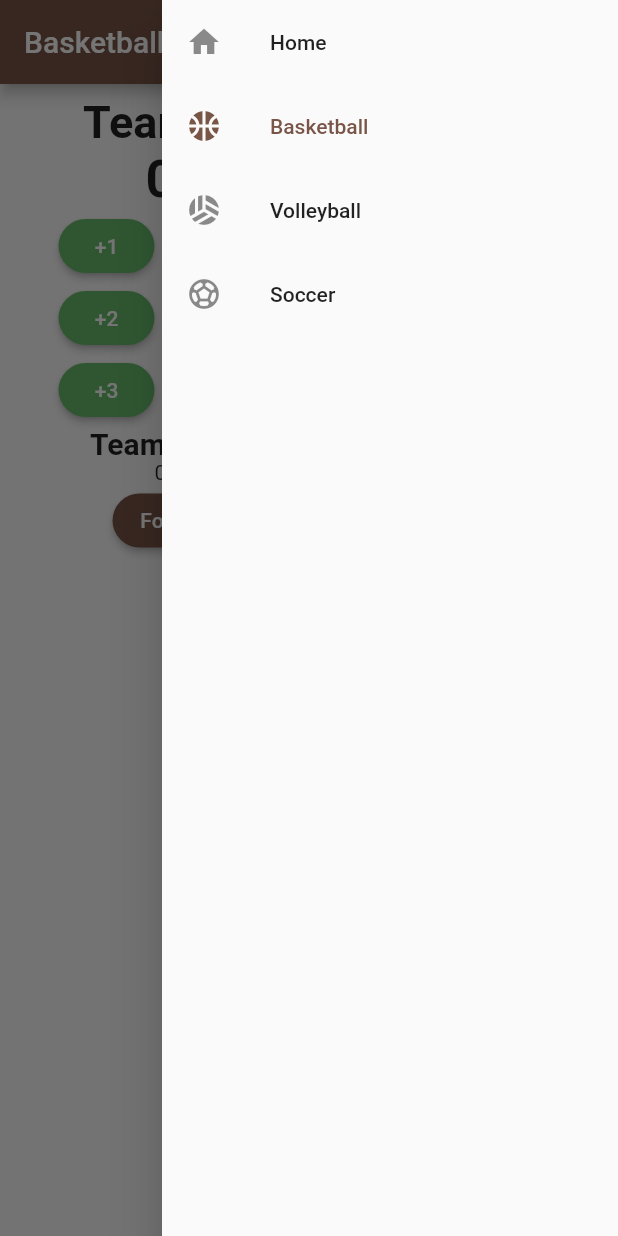
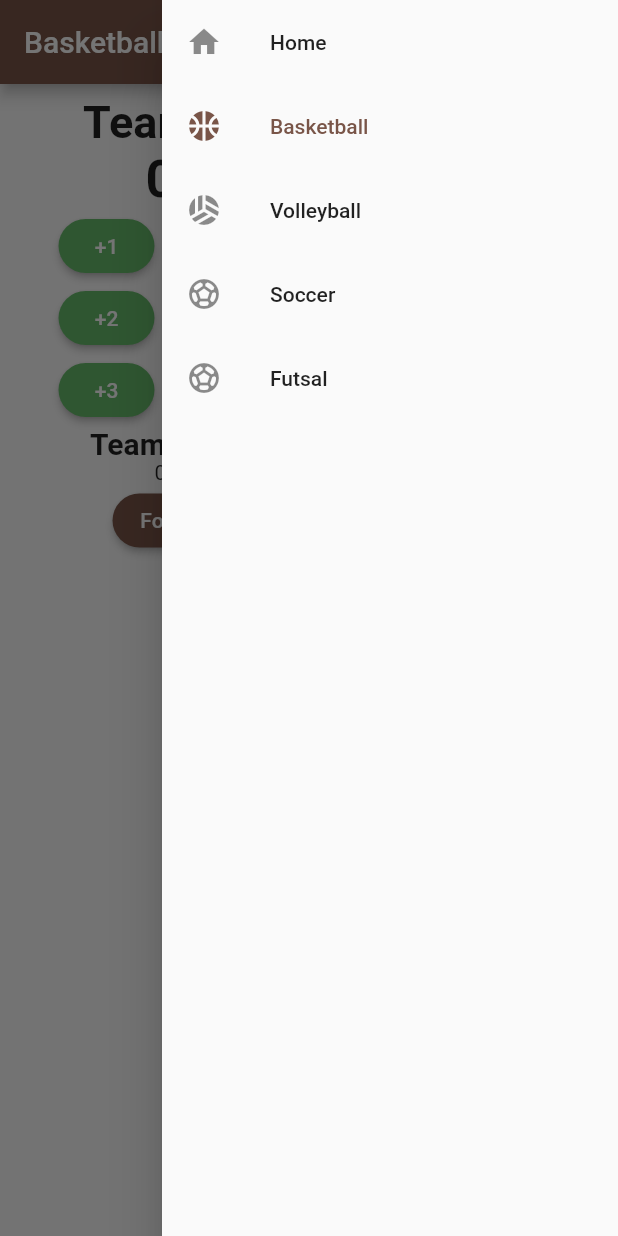
Before and after one commit to Methapon2001/rmutl-scoreboard, a Flutter app: the BasketballPage screen opened directly, with the side drawer open, on a phone screen of 412 x 824 dp. Run offline on Flutter 3.47's test engine with Material 2 defaults, Android fonts, the phone set to English and light mode, and no system bars.

Commit message:
Futsal page (#5)
* added soccer page

* small adjustment

* move to widget and input time

* adjustment

* edit button-foul

* added futsal page

```diff
--- /dev/null
+++ b/lib/models/futsal/foul.dart
@@ -0,0 +1,7 @@
+import 'package:scoreboard/models/foul.dart';
+
+class FoulFutsal extends Foul {
+  FoulFutsal(){
+    maxFoul = 5;
+  }
+}
--- /dev/null
+++ b/lib/models/futsal/quarter.dart
@@ -0,0 +1,7 @@
+import 'package:scoreboard/models/quarter.dart';
+
+class QuarterFutsal extends Quarter {
+  QuarterFutsal(){
+    maxQuarter = 2;
+  }
+}
--- /dev/null
+++ b/lib/models/futsal/score.dart
@@ -0,0 +1,3 @@
+import 'package:scoreboard/models/score.dart';
+
+class ScoreFutsal extends Score {}
--- a/lib/views/basketball.dart
+++ b/lib/views/basketball.dart
@@ -2,7 +2,6 @@ import 'package:flutter/material.dart';
 import 'package:provider/provider.dart';
 import 'package:scoreboard/widgets/menu.dart';
 import 'package:scoreboard/models/basketball/score.dart';
-import 'package:scoreboard/models/basketball/foul.dart';
 import 'package:scoreboard/widgets/button_score.dart';
 import 'package:scoreboard/widgets/button_foul.dart';
 import 'package:scoreboard/widgets/button_quarter.dart';
@@ -46,12 +45,6 @@ class _BasketballPageState extends State<BasketballPage> {
                           sport: 1, team: 1, increment: 2, decrement: 2),
                       const ButtonScore(
                           sport: 1, team: 1, increment: 3, decrement: 3),
-                      const Text(
-                        'Team Foul',
-                        style: TextStyle(
-                            fontSize: 20, fontWeight: FontWeight.bold),
-                      ),
-                      Text('${context.watch<FoulBasketball>().getFoulTeam1}'),
                       const ButtonFoul(sport: 1, team: 1),
                     ],
                   ),
@@ -69,19 +62,15 @@ class _BasketballPageState extends State<BasketballPage> {
                           sport: 1, team: 2, increment: 2, decrement: 2),
                       const ButtonScore(
                           sport: 1, team: 2, increment: 3, decrement: 3),
-                      const Text(
-                        'Team Foul',
-                        style: TextStyle(
-                            fontSize: 20, fontWeight: FontWeight.bold),
-                      ),
-                      Text('${context.watch<FoulBasketball>().getFoulTeam2}'),
                       const ButtonFoul(sport: 1, team: 2),
                     ],
                   ),
                 ],
               ),
               const ButtonQuarter(sport: 1),
-              const CountdownPage(time: 1200,),
+              const CountdownPage(
+                time: 1200,
+              ),
             ],
           ),
         ),
--- a/lib/widgets/button_foul.dart
+++ b/lib/widgets/button_foul.dart
@@ -1,6 +1,7 @@
 import 'package:flutter/material.dart';
 import 'package:provider/provider.dart';
 import 'package:scoreboard/models/basketball/foul.dart';
+import 'package:scoreboard/models/futsal/foul.dart';
 
 class ButtonFoul extends StatefulWidget {
   const ButtonFoul({Key? key, required this.sport, required this.team})
@@ -18,6 +19,17 @@ class _ButtonFoulState extends State<ButtonFoul> {
   Widget build(BuildContext context) {
     return Column(
       children: [
+        const Text(
+          'Team Foul',
+          style: TextStyle(fontSize: 20, fontWeight: FontWeight.bold),
+        ),
+        widget.sport == 1
+            ? Text(
+                '${widget.team == 1 ? context.watch<FoulBasketball>().getFoulTeam1 : context.watch<FoulBasketball>().getFoulTeam2}')
+            : widget.sport == 4
+                ? Text(
+                    '${widget.team == 1 ? context.watch<FoulFutsal>().getFoulTeam1 : context.watch<FoulFutsal>().getFoulTeam2}')
+                : widget,
         ElevatedButton(
           style: ElevatedButton.styleFrom(
             shape: const StadiumBorder(),
@@ -26,6 +38,9 @@ class _ButtonFoulState extends State<ButtonFoul> {
             if (widget.sport == 1) {
               context.read<FoulBasketball>().update(widget.team);
             }
+            if (widget.sport == 4) {
+              context.read<FoulFutsal>().update(widget.team);
+            }
           },
           child: const Text('Foul'),
         ),
--- a/lib/widgets/button_quarter.dart
+++ b/lib/widgets/button_quarter.dart
@@ -2,6 +2,7 @@ import 'package:flutter/material.dart';
 import 'package:scoreboard/models/basketball/quarter.dart';
 import 'package:scoreboard/models/volleyball/quarter.dart';
 import 'package:scoreboard/models/soccer/quarter.dart';
+import 'package:scoreboard/models/futsal/quarter.dart';
 import 'package:provider/provider.dart';
 
 class ButtonQuarter extends StatefulWidget {
@@ -33,6 +34,9 @@ class _ButtonQuarterState extends State<ButtonQuarter> {
               if (widget.sport == 3) {
                 context.read<QuarterSoccer>().update();
               }
+              if (widget.sport == 4) {
+                context.read<QuarterFutsal>().update();
+              }
             },
             child: widget.sport == 1
                 ? Text(
@@ -49,7 +53,12 @@ class _ButtonQuarterState extends State<ButtonQuarter> {
                             '${context.watch<QuarterSoccer>().getQuarter}',
                             style: const TextStyle(fontSize: 30),
                           )
-                        : widget)
+                        : widget.sport == 4
+                            ? Text(
+                                '${context.watch<QuarterFutsal>().getQuarter}',
+                                style: const TextStyle(fontSize: 30),
+                              )
+                            : widget)
       ],
     );
   }
--- a/lib/widgets/menu.dart
+++ b/lib/widgets/menu.dart
@@ -3,6 +3,7 @@ import 'package:scoreboard/views/home.dart';
 import 'package:scoreboard/views/volleyball.dart';
 import 'package:scoreboard/views/basketball.dart';
 import 'package:scoreboard/views/soccer.dart';
+import 'package:scoreboard/views/futsal.dart';
 
 class MenuDrawer extends StatefulWidget {
   const MenuDrawer({Key? key, required this.index}) : super(key: key);
@@ -72,6 +73,19 @@ class _MenuDrawerState extends State<MenuDrawer> {
               );
             },
           ),
+          ListTile(
+            leading: const Icon(Icons.sports_soccer_rounded),
+            title: const Text('Futsal'),
+            selected: widget.index == 3,
+            onTap: () {
+              Navigator.pushReplacement(
+                context,
+                MaterialPageRoute(
+                  builder: (context) => const FutsalPage(),
+                ),
+              );
+            },
+          ),
         ],
       ),
     );
```
Also changed, not shown: lib/main.dart (+9 -2 lines), lib/views/futsal.dart (added, +67 -0 lines), lib/widgets/button_score.dart (+7 -0 lines).
